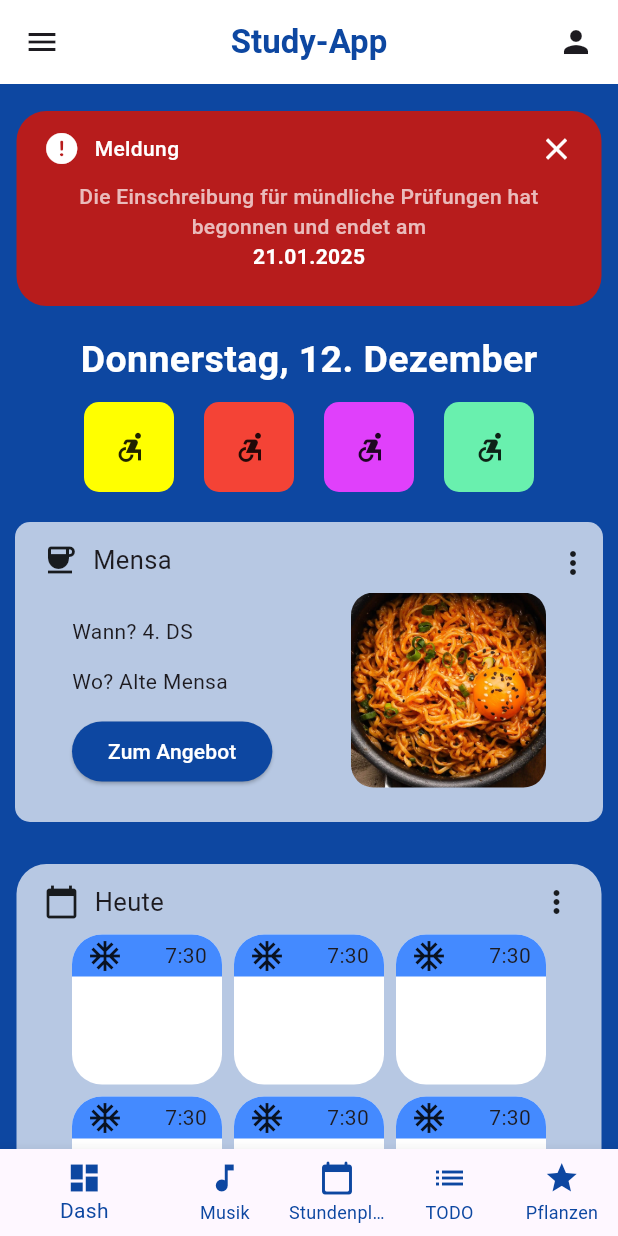
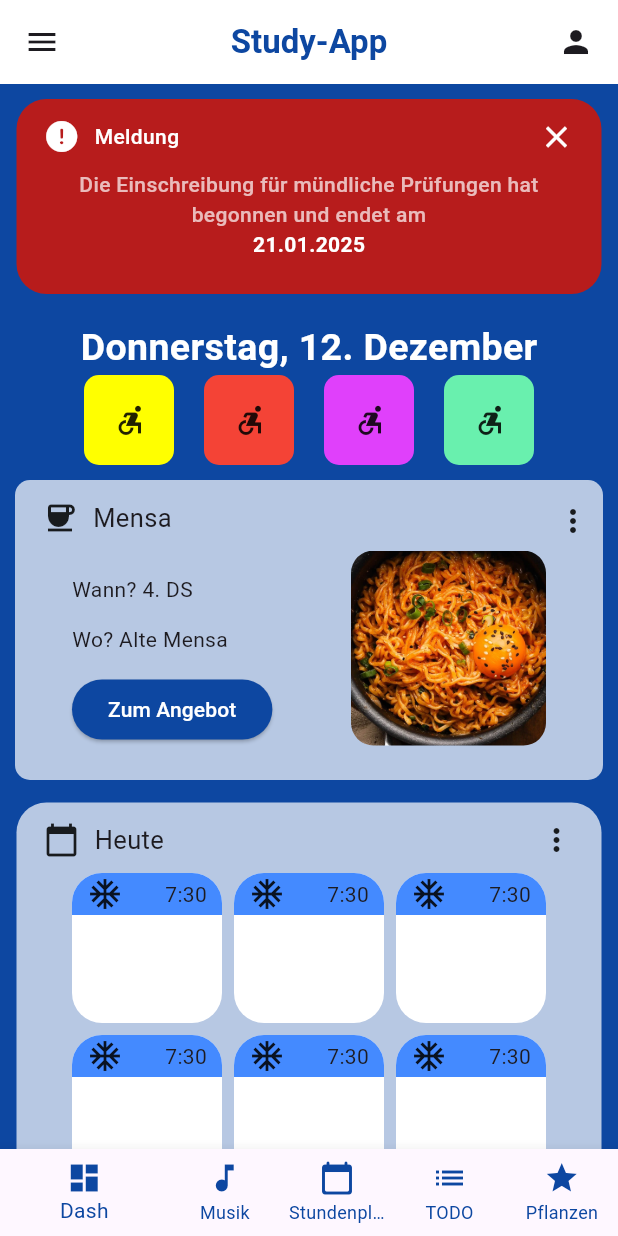
Before and after one commit to Addurezz/Study-App-User-Interface, a Flutter app: the screen it shows after launch, on a phone screen of 412 x 824 dp. Run offline on Flutter 3.47's test engine with Material 3 defaults, Android fonts, the phone set to English and light mode, and no system bars.

Commit message:
fixed margins between main elements

```diff
--- a/lib/main.dart
+++ b/lib/main.dart
@@ -40,7 +40,7 @@ class MyApp extends StatelessWidget {
                   borderRadius: BorderRadius.all(Radius.circular(20)),
                 ),
                 padding: EdgeInsets.all(8),
-                margin: EdgeInsets.fromLTRB(11, 18, 11, 18),
+                margin: EdgeInsets.fromLTRB(11, 10, 11, 18),
                 child: Container(
                     margin: EdgeInsets.fromLTRB(10, 5, 10, 5),
                     child: Column(children: [
@@ -104,7 +104,7 @@ class MyApp extends StatelessWidget {
               //
 
               Container(
-                margin: EdgeInsets.fromLTRB(10, 10, 10, 10),
+                margin: EdgeInsets.fromLTRB(10, 0, 10, 5),
                 child: Row(
                   mainAxisAlignment: MainAxisAlignment.center,
                   spacing: 20,
@@ -150,7 +150,7 @@ class MyApp extends StatelessWidget {
               //
 
               Container(
-                  margin: EdgeInsets.fromLTRB(10, 10, 10, 10),
+                  margin: EdgeInsets.fromLTRB(10, 5, 10, 5),
                   padding: EdgeInsets.all(8),
                   height: 200,
                   decoration: BoxDecoration(
@@ -225,7 +225,7 @@ class MyApp extends StatelessWidget {
               //
 
               Container(
-                margin: EdgeInsets.fromLTRB(11, 18, 11, 18),
+                margin: EdgeInsets.fromLTRB(11, 10, 11, 5),
                 padding: EdgeInsets.fromLTRB(8, 8, 8, 18),
                 decoration: BoxDecoration(
                   color: Colors.white70,
```
